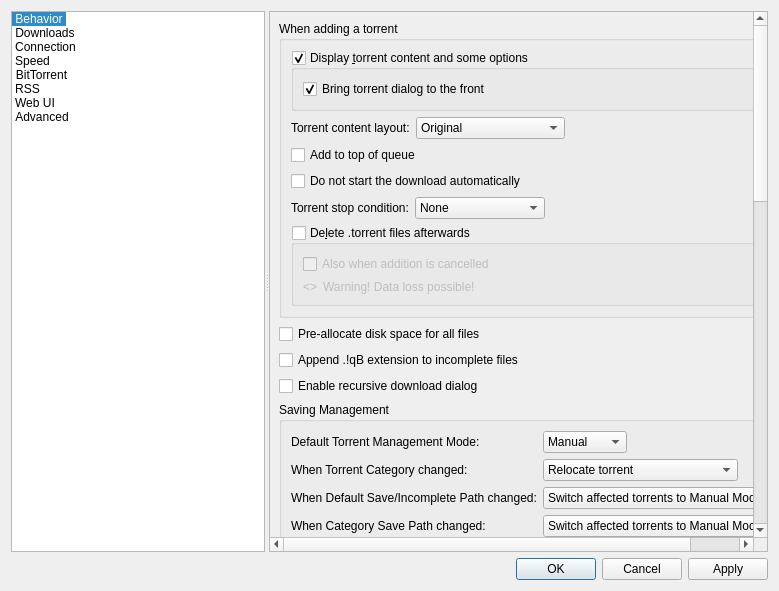
First picture: the form in src/gui/optionsdialog.ui, repository SysAdminDoc/qBittorrent-Vanced, before the edit.
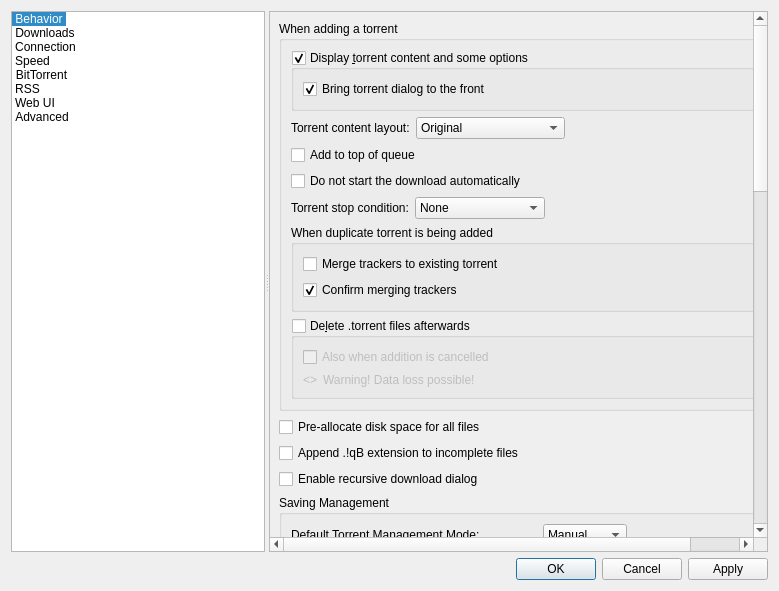
Second picture: the form after the edit. The open tabs and pages were chosen to show the change. Custom widgets are drawn as their Qt base class.

Commit message:
Add options to adjust behavior of merging trackers to existing torrent
PR #19278.
Closes #19251.

```diff
--- a/src/gui/optionsdialog.ui
+++ b/src/gui/optionsdialog.ui
@@ -950,6 +950,41 @@
                  </item>
                 </layout>
                </item>
+               <item>
+                <widget class="QGroupBox" name="duplicateTorrentGroup">
+                 <property name="title">
+                  <string>When duplicate torrent is being added</string>
+                 </property>
+                 <layout class="QVBoxLayout" name="deleteTorrentBoxLayout">
+                  <item>
+                   <widget class="QCheckBox" name="checkMergeTrackers">
+                    <property name="toolTip">
+                     <string>Whether trackers should be merged to existing torrent</string>
+                    </property>
+                    <property name="text">
+                     <string>Merge trackers to existing torrent</string>
+                    </property>
+                    <property name="checked">
+                     <bool>false</bool>
+                    </property>
+                   </widget>
+                  </item>
+                  <item>
+                   <widget class="QCheckBox" name="checkConfirmMergeTrackers">
+                    <property name="toolTip">
+                     <string>Shows a confirmation dialog upon merging trackers to existing torrent</string>
+                    </property>
+                    <property name="text">
+                     <string>Confirm merging trackers</string>
+                    </property>
+                    <property name="checked">
+                     <bool>true</bool>
+                    </property>
+                   </widget>
+                  </item>
+                 </layout>
+                </widget>
+               </item>
                <item>
                 <widget class="QGroupBox" name="deleteTorrentBox">
                  <property name="toolTip">
```
The commit also changes 8 other files.
